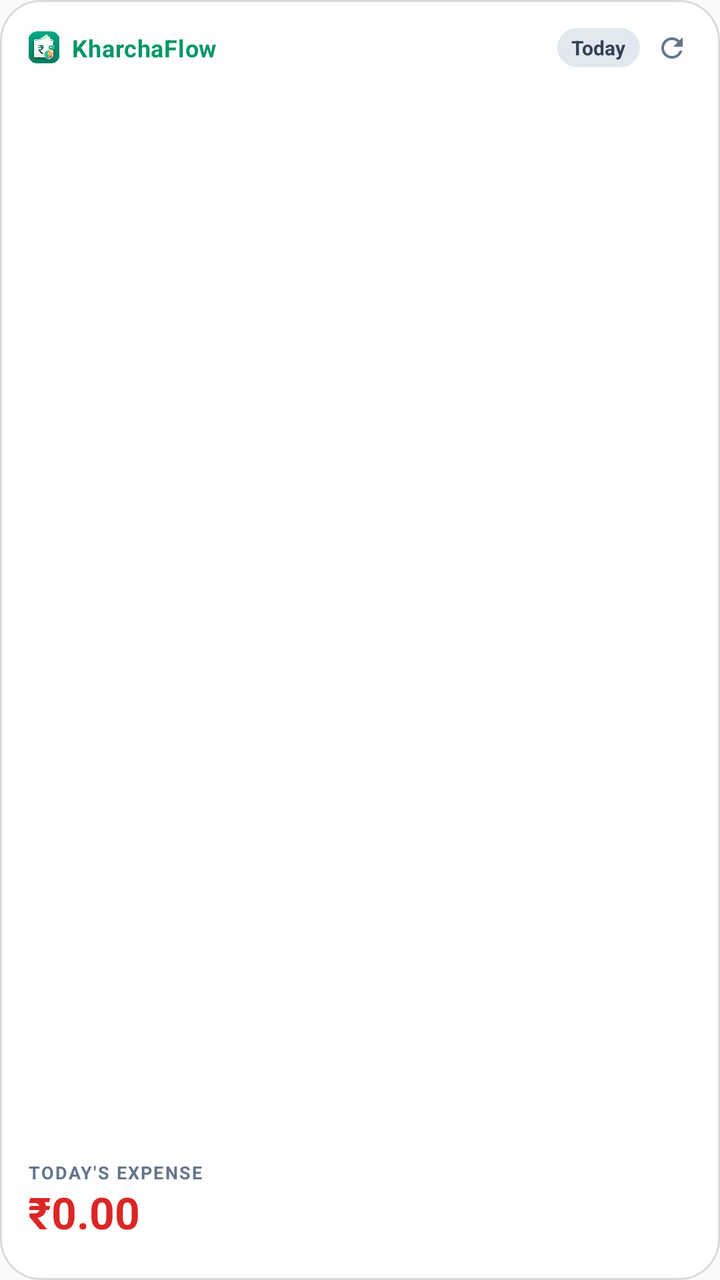
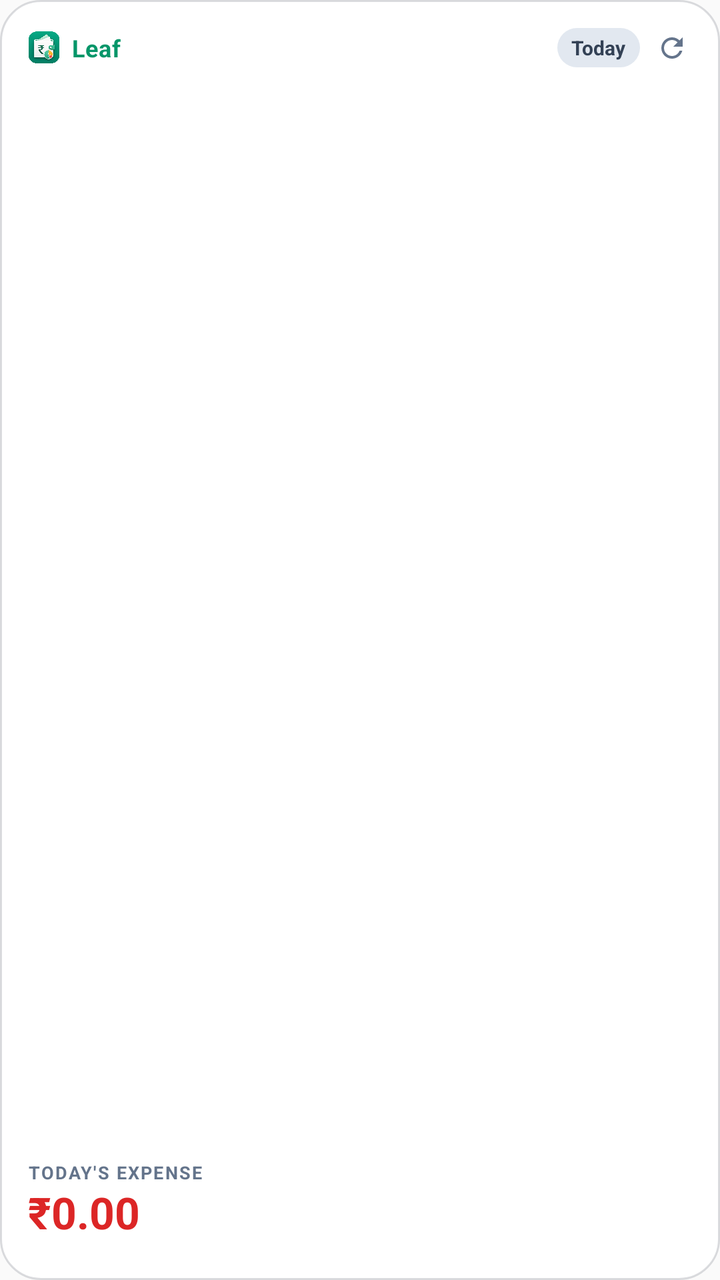

Before-and-after screenshots of an Android layout around one commit, followed by the original layout XML and the change that was made.
<!-- AndroidManifest.xml: application theme Theme.ExpenseTracker -->
<!-- res/layout/widget_today_expense.xml -->
<?xml version="1.0" encoding="utf-8"?>
<LinearLayout xmlns:android="http://schemas.android.com/apk/res/android"
    android:id="@+id/today_widget_root"
    android:layout_width="match_parent"
    android:layout_height="match_parent"
    android:orientation="vertical"
    android:padding="14dp"
    android:background="@drawable/bg_widget_card">

    
    <LinearLayout
        android:layout_width="match_parent"
        android:layout_height="wrap_content"
        android:orientation="horizontal"
        android:gravity="center_vertical">

        <LinearLayout
            android:layout_width="0dp"
            android:layout_height="wrap_content"
            android:layout_weight="1"
            android:orientation="horizontal"
            android:gravity="center_vertical">

            <ImageView
                android:layout_width="16dp"
                android:layout_height="16dp"
                android:src="@drawable/ic_kharchaflow_logo"
                android:contentDescription="KharchaFlow"
                android:scaleType="fitCenter"
                android:layout_marginEnd="6dp" />

            <TextView
                android:layout_width="wrap_content"
                android:layout_height="wrap_content"
                android:text="KharchaFlow"
                android:textSize="12sp"
                android:textStyle="bold"
                android:textColor="@color/widget_text_brand"
                android:letterSpacing="0.02" />
        </LinearLayout>

        <TextView
            android:layout_width="wrap_content"
            android:layout_height="wrap_content"
            android:text="Today"
            android:textSize="10sp"
            android:textStyle="bold"
            android:textColor="@color/widget_pill_text"
            android:background="@drawable/bg_widget_stat_pill"
            android:paddingHorizontal="7dp"
            android:paddingVertical="3dp"
            android:layout_marginEnd="6dp" />

        <ImageView
            android:id="@+id/today_widget_btn_refresh"
            android:layout_width="20dp"
            android:layout_height="20dp"
            android:src="@drawable/ic_widget_refresh"
            android:contentDescription="Refresh Widget"
            android:padding="2dp" />
    </LinearLayout>

    
    <FrameLayout
        android:layout_width="match_parent"
        android:layout_height="0dp"
        android:layout_weight="1" />

    
    <TextView
        android:layout_width="wrap_content"
        android:layout_height="wrap_content"
        android:text="TODAY&apos;S EXPENSE"
        android:textSize="9sp"
        android:textStyle="bold"
        android:textColor="@color/widget_text_secondary"
        android:letterSpacing="0.08" />

    
    <TextView
        android:id="@+id/today_widget_amount"
        android:layout_width="wrap_content"
        android:layout_height="wrap_content"
        android:text="₹0.00"
        android:textSize="22sp"
        android:textStyle="bold"
        android:textColor="@color/widget_expense_text"
        android:includeFontPadding="false"
        android:layout_marginTop="2dp" />

    
    <FrameLayout
        android:layout_width="match_parent"
        android:layout_height="6dp" />

</LinearLayout>
<!-- resources referenced by this layout -->
<resources>
  <color name="widget_expense_text">#DC2626</color>
  <color name="widget_pill_text">#334155</color>
  <color name="widget_text_brand">#059669</color>
  <color name="widget_text_secondary">#64748B</color>
  <!-- drawable bg_widget_card (drawable) -->
  <?xml version="1.0" encoding="utf-8"?>
  <shape xmlns:android="http://schemas.android.com/apk/res/android"
      android:shape="rectangle">
      <solid android:color="@color/widget_bg_color" />
      <corners android:radius="20dp" />
      <stroke
          android:width="1dp"
          android:color="@color/widget_border_color" />
  </shape>
  <!-- drawable bg_widget_stat_pill (drawable) -->
  <?xml version="1.0" encoding="utf-8"?>
  <shape xmlns:android="http://schemas.android.com/apk/res/android"
      android:shape="rectangle">
      <solid android:color="@color/widget_pill_bg" />
      <corners android:radius="10dp" />
  </shape>
  <!-- drawable ic_kharchaflow_logo: png bitmap (drawable, 244838 bytes) -->
  <!-- drawable ic_widget_refresh (drawable) -->
  <vector xmlns:android="http://schemas.android.com/apk/res/android"
      android:width="16dp"
      android:height="16dp"
      android:viewportWidth="24"
      android:viewportHeight="24"
      android:tint="@color/widget_text_secondary">
      <path
          android:fillColor="@android:color/white"
          android:pathData="M17.65,6.35C16.2,4.9 14.21,4 12,4c-4.42,0 -7.99,3.58 -7.99,8s3.57,8 7.99,8c3.73,0 6.84,-2.55 7.73,-6h-2.08c-0.82,2.33 -3.04,4 -5.65,4 -3.31,0 -6,-2.69 -6,-6s2.69,-6 6,-6c1.66,0 3.14,0.69 4.22,1.78L13,11h7V4l-2.35,2.35z"/>
  </vector>
  <style name="Theme.ExpenseTracker" parent="Theme.AppCompat.DayNight.NoActionBar">
          <item name="windowActionBar">false</item>
          <item name="windowNoTitle">true</item>
          <item name="android:statusBarColor">@android:color/transparent</item>
          <item name="android:navigationBarColor">@android:color/transparent</item>
          <item name="android:windowLightStatusBar">true</item>
      </style>
  <color name="widget_bg_color">#F2FFFFFF</color>
  <color name="widget_border_color">#260F172A</color>
  <color name="widget_pill_bg">#E2E8F0</color>
</resources>

<!-- the commit's change to res/layout/widget_today_expense.xml (unified diff, before → after) -->
@@ -25,14 +25,14 @@
                 android:layout_width="16dp"
                 android:layout_height="16dp"
                 android:src="@drawable/ic_kharchaflow_logo"
-                android:contentDescription="KharchaFlow"
+                android:contentDescription="Leaf"
                 android:scaleType="fitCenter"
                 android:layout_marginEnd="6dp" />
 
             <TextView
                 android:layout_width="wrap_content"
                 android:layout_height="wrap_content"
-                android:text="KharchaFlow"
+                android:text="Leaf"
                 android:textSize="12sp"
                 android:textStyle="bold"
                 android:textColor="@color/widget_text_brand"
